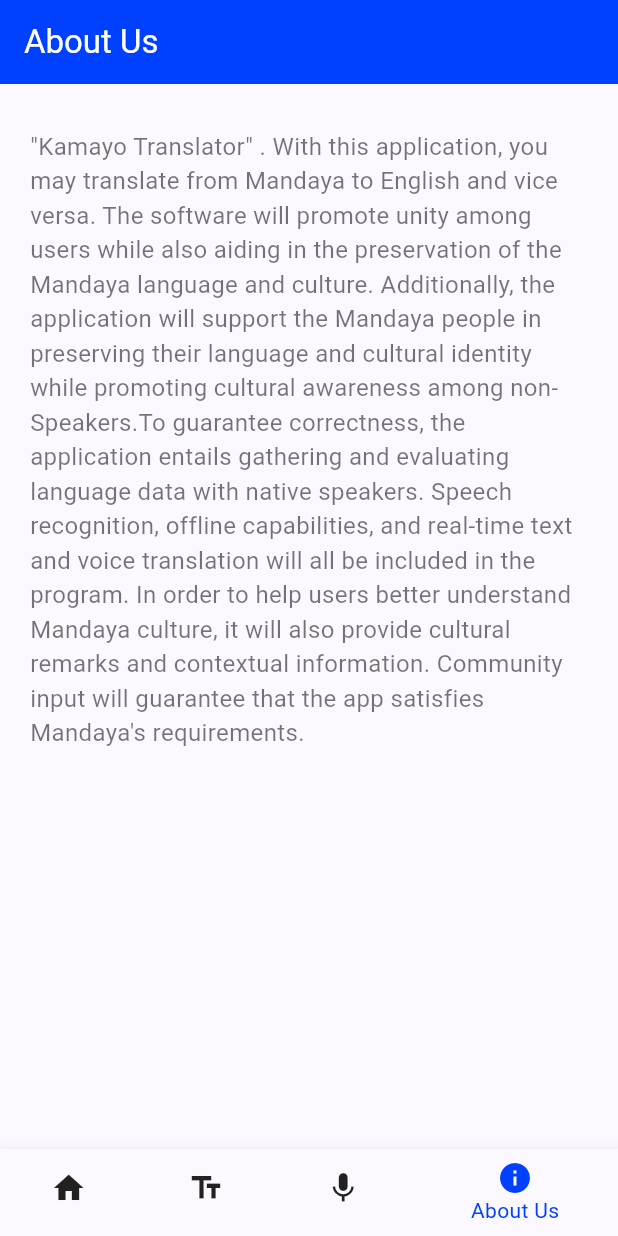
After one commit to WenDEVLIFE/TranslatorApp, a Flutter app: the AboutPage screen opened by its route, on a phone screen of 412 x 824 dp. The commit adds this screen. Run offline on Flutter 3.47's test engine with Material 3 defaults, Android fonts, the phone set to English and light mode, and no system bars; our stand-ins replace cloud_firestore, firebase_core, fluttertoast, permission_handler, speech_to_text, sqflite; accounts and stored records are empty.

Commit message:
added about us and connect it to each link 👌

```diff
--- /dev/null
+++ b/lib/pages/AboutUS.dart
@@ -0,0 +1,96 @@
+import 'package:flutter/material.dart';
+import 'package:mandtrans_app/database/InitSQLite.dart';
+import '../component/Translator.dart'; // Adjust the import path
+
+class AboutPage extends StatefulWidget {
+  const AboutPage({super.key});
+
+  @override
+  aboutState createState() => aboutState();
+}
+
+class aboutState extends State<AboutPage> {
+
+
+  int _currentIndex = 3;
+
+  @override
+  void initState() {
+
+  }
+
+  @override
+  Widget build(BuildContext context) {
+    return Scaffold(
+      appBar: AppBar(
+        automaticallyImplyLeading: false, // Remove the back arrow
+        title: const Text(
+          'About Us',
+          style: TextStyle(color: Colors.white), // Clear, professional text color
+        ),
+        backgroundColor: const Color.fromARGB(255, 0, 64, 255), // Clean blue background
+      ),
+      body: const SingleChildScrollView(
+        padding: EdgeInsets.all(20.0),
+        child: Column(
+          crossAxisAlignment: CrossAxisAlignment.start,
+          children: <Widget>[
+            SizedBox(height: 10),
+            Column(
+              mainAxisAlignment: MainAxisAlignment.center,
+              children: [
+                Text(
+                  '"Kamayo Translator" . With this application, you may translate from Mandaya to English and vice versa. The software will promote unity among users while also aiding in the preservation of the Mandaya language and culture. Additionally, the application will support the Mandaya people in preserving their language and cultural identity while promoting cultural awareness among non-Speakers.To guarantee correctness, the application entails gathering and evaluating language data with native speakers. Speech recognition, offline capabilities, and real-time text and voice translation will all be included in the program. In order to help users better understand Mandaya culture, it will also provide cultural remarks and contextual information. Community input will guarantee that the app satisfies Mandaya\'s requirements.',
+                  style: TextStyle(
+                    fontSize: 16,
+                    color: Colors.black54,
+                  ),
+                ),
+              ],
+            ),
+            SizedBox(height: 20), // Adjusted space here
+          ],
+        ),
+      ),
+      bottomNavigationBar: BottomNavigationBar(
+        backgroundColor: const Color.fromARGB(255, 245, 245, 245),
+        selectedItemColor: const Color.fromARGB(255, 0, 64, 255),
+        unselectedItemColor: Colors.black87,
+        currentIndex: _currentIndex,
+        onTap: (index) {
+          setState(() {
+            _currentIndex = index;
+          });
+          if (index == 0) {
+            Navigator.pushNamed(context, '/'); // Navigate to Home
+          } else if (index == 1) {
+            // Stay on the text translator page
+          } else if (index == 2) {
+            Navigator.pushNamed(context, '/voiceTranslator'); // Navigate to Voice Translator
+          } else if (index == 3) {
+            // Stay on the admin page
+
+          }
+        },
+        items: const [
+          BottomNavigationBarItem(
+            icon: Icon(Icons.home),
+            label: 'Home',
+          ),
+          BottomNavigationBarItem(
+            icon: Icon(Icons.text_fields),
+            label: 'Text',
+          ),
+          BottomNavigationBarItem(
+            icon: Icon(Icons.mic),
+            label: 'Voice',
+          ),
+          BottomNavigationBarItem(
+            icon: Icon(Icons.info),
+            label: 'About Us',
+          ),
+        ],
+      ),
+    );
+  }
+}
--- a/lib/text_translator_page.dart
+++ b/lib/pages/text_translator_page.dart
@@ -1,6 +1,6 @@
 import 'package:flutter/material.dart';
 import 'package:mandtrans_app/database/InitSQLite.dart';
-import 'component/Translator.dart'; // Adjust the import path
+import '../component/Translator.dart'; // Adjust the import path
 
 class TextTranslatorPage extends StatefulWidget {
   const TextTranslatorPage({super.key});
@@ -33,11 +33,15 @@ class _TextTranslatorPageState extends State<TextTranslatorPage> {
 
   @override
   void initState() {
-    // TODO: implement initState
     super.initState();
     _translator.RetrieveFromFirebase();
-   InitSQLite().printTranslations();
+    InitSQLite().printTranslations();
     InitSQLite().printReverseTranslations();
+    setState(() {
+      _selectedLanguage = 'English to Mandaya';
+      _sourceLanguage = 'English';
+      _targetLanguage = 'Mandaya';
+    });
   }
 
   @override
@@ -187,8 +191,7 @@ class _TextTranslatorPageState extends State<TextTranslatorPage> {
             Navigator.pushNamed(context, '/voiceTranslator'); // Navigate to Voice Translator
           } else if (index == 3) {
             // Stay on the admin page
-            Navigator.pushNamed(context, '/admin');
-
+            Navigator.pushNamed(context, '/aboutus');
           }
         },
         items: const [
@@ -204,13 +207,10 @@ class _TextTranslatorPageState extends State<TextTranslatorPage> {
             icon: Icon(Icons.mic),
             label: 'Voice',
           ),
-          /*
-      BottomNavigationBarItem(
-            icon: Icon(Icons.language),
-            label: 'Language',
+          BottomNavigationBarItem(
+            icon: Icon(Icons.info),
+            label: 'About Us',
           ),
-
-           */
         ],
       ),
     );
```
Also changed, not shown: lib/main.dart (+4 -3 lines), lib/pages/voice_translator_page.dart (renamed from lib/voice_translator_page.dart, +9 -9 lines).
